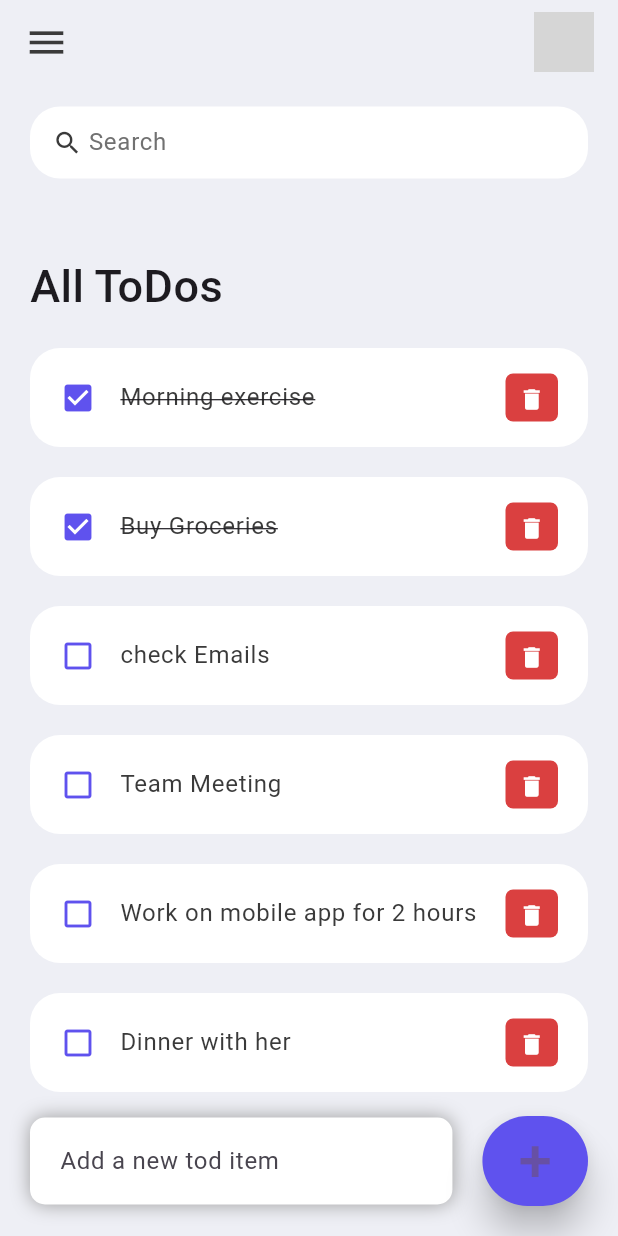
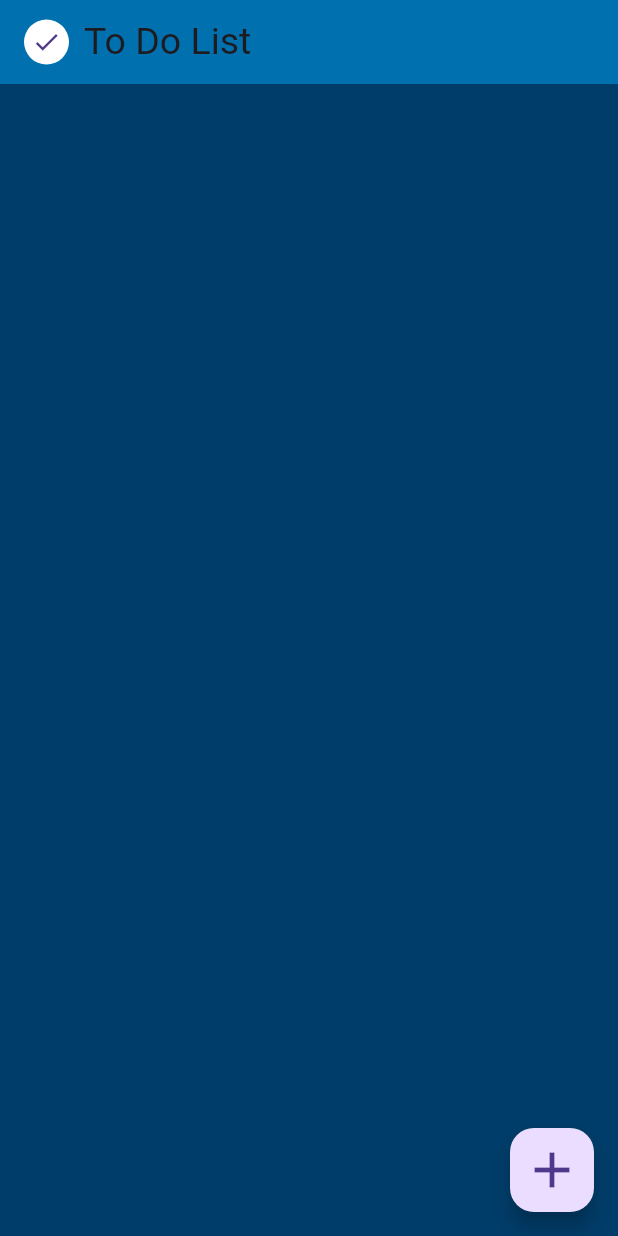
Before and after one commit to bEinG-RudY/todo, a Flutter app: the screen it shows after launch, on a phone screen of 412 x 824 dp. Run offline on Flutter 3.47's test engine with Material 3 defaults, Android fonts, the phone set to English and light mode, and no system bars; grey boxes are pictures that could not be loaded.

Commit message:
New Style

```diff
--- a/lib/constants/colors.dart
+++ b/lib/constants/colors.dart
@@ -1,9 +1,5 @@
 import 'package:flutter/material.dart';
 
-const Color tdRed = Color(0xFFDA4040);
-const Color tdBlue = Color(0xFF5F52EE);
-
-const Color tdBlack = Color(0xFF3A3A3A);
-const Color tdGrey = Color(0xFF717171);
-
-const Color tdBGColor = Color(0xFFEEEFF5);
+const primary = Color(0xFF0070AF);
+const secondary = Color(0xFF013D6A);
+const textBlue = Color(0xFF88CCF8);
--- a/lib/main.dart
+++ b/lib/main.dart
@@ -1,22 +1,21 @@
 import 'package:flutter/material.dart';
-import 'package:flutter/services.dart';
-
-import 'screens/home.dart';
+import 'package:provider/provider.dart';
+import 'package:todo/Screen/Task_Screen.dart';
+import 'package:todo/viewmodel/task_viewmodel.dart';
 
 void main() {
-  runApp(const MyApp());
+  runApp(MyApp());
 }
 
 class MyApp extends StatelessWidget {
   const MyApp({super.key});
+
   @override
   Widget build(BuildContext context) {
-    SystemChrome.setSystemUIOverlayStyle(
-        SystemUiOverlayStyle(statusBarColor: Colors.transparent));
-    return MaterialApp(
-      debugShowCheckedModeBanner: false,
-      title: 'ToDo',
-      home: Home(),
+    return ChangeNotifierProvider(
+      create: (context) => TaskViewmodel(),
+      child: const MaterialApp(
+          debugShowCheckedModeBanner: false, home: TaskScreen()),
     );
   }
 }
--- /dev/null
+++ b/lib/model/task_model.dart
@@ -0,0 +1,7 @@
+class Task {
+  String taskName;
+  String date;
+  String time;
+
+  Task({required this.taskName, required this.date, required this.time});
+}
--- a/lib/model/todo_model.dart
+++ /dev/null
@@ -1,22 +0,0 @@
-class ToDo {
-  String? id;
-  String? todoText;
-  bool? isDone;
-
-  ToDo({
-    required this.id,
-    required this.todoText,
-    this.isDone = false,
-  });
-
-  static List<ToDo> todoList() {
-    return [
-      ToDo(id: '01', todoText: 'Morning exercise', isDone: true),
-      ToDo(id: '02', todoText: 'Buy Groceries', isDone: true),
-      ToDo(id: '03', todoText: 'check Emails'),
-      ToDo(id: '04', todoText: 'Team Meeting'),
-      ToDo(id: '05', todoText: 'Work on mobile app for 2 hours'),
-      ToDo(id: '06', todoText: 'Dinner with her'),
-    ];
-  }
-}
--- a/lib/screens/home.dart
+++ /dev/null
@@ -1,156 +0,0 @@
-import 'package:flutter/material.dart';
-import 'package:todo/constants/colors.dart';
-import 'package:todo/model/todo_model.dart';
-import 'package:todo/widgets/todo_item.dart';
-
-class Home extends StatelessWidget {
-  Home({super.key});
-
-  List get todoList => ToDo.todoList();
-
-  @override
-  Widget build(BuildContext context) {
-    return Scaffold(
-      backgroundColor: tdBGColor,
-      appBar: _buildAppBar(),
-      body: Stack(
-        children: [
-          Container(
-            padding: EdgeInsets.symmetric(horizontal: 20, vertical: 15),
-            child: Column(
-              children: [
-                searchBox(),
-                Expanded(
-                  child: ListView(
-                    children: [
-                      Container(
-                        margin: EdgeInsets.only(
-                          top: 50,
-                          bottom: 20,
-                        ),
-                        child: Text(
-                          'All ToDos',
-                          style: TextStyle(
-                            fontSize: 30,
-                            fontWeight: FontWeight.w500,
-                          ),
-                        ),
-                      ),
-                      for (ToDo todo in todoList) ToDoItem(todo: todo),
-                    ],
-                  ),
-                )
-              ],
-            ),
-          ),
-          Align(
-            alignment: Alignment.bottomCenter,
-            child: Row(
-              children: [
-                Expanded(
-                  child: Container(
-                    margin: EdgeInsets.only(bottom: 20, right: 20, left: 20),
-                    padding: EdgeInsets.symmetric(horizontal: 20, vertical: 5),
-                    decoration: BoxDecoration(
-                      color: Colors.white,
-                      boxShadow: [
-                        BoxShadow(
-                            color: Colors.grey,
-                            offset: Offset(0.0, 0.0),
-                            blurRadius: 10,
-                            spreadRadius: 0.0)
-                      ],
-                      borderRadius: BorderRadius.circular(10.0),
-                    ),
-                    child: TextField(
-                      decoration: InputDecoration(
-                          hintText: 'Add a new tod item',
-                          border: InputBorder.none),
-                    ),
-                  ),
-                ),
-                Container(
-                  margin: EdgeInsets.only(bottom: 20, right: 20),
-                  child: ElevatedButton(
-                    child: Text('+', style: TextStyle(fontSize: 40)),
-                    onPressed: () {},
-                    style: ElevatedButton.styleFrom(
-                      primary: tdBlue,
-                      minimumSize: Size(60, 60),
-                      elevation: 10,
-                    ),
-                  ),
-                )
-              ],
-            ),
-          )
-        ],
-      ),
-    );
-  }
-
-  Container searchBox() {
-    return Container(
-      padding: EdgeInsets.symmetric(horizontal: 15),
-      decoration: BoxDecoration(
-        color: Colors.white,
-        borderRadius: BorderRadius.circular(20),
-      ),
-      child: const TextField(
-        decoration: InputDecoration(
-            contentPadding: EdgeInsets.all(0),
-            prefixIcon: Icon(
-              Icons.search,
-              color: tdBlack,
-              size: 20,
-            ),
-            prefixIconConstraints: BoxConstraints(
-              maxHeight: 20,
-              maxWidth: 25,
-            ),
-            border: InputBorder.none,
-            hintText: 'Search',
-            hintStyle: TextStyle(color: tdGrey)),
-      ),
-    );
-  }
-
-  AppBar _buildAppBar() {
-    return AppBar(
-      backgroundColor: tdBGColor,
-      title: Row(
-        mainAxisAlignment: MainAxisAlignment.spaceBetween,
-        children: [
-          Icon(
-            Icons.menu,
-            color: tdBlack,
-            size: 30,
-          ),
-          _circularAvatar()
-        ],
-      ),
-    );
-  }
-
-  SizedBox _circularAvatar() {
-    return SizedBox(
-        height: 40,
-        width: 40,
-        child: ClipRRect(
-            borderRadius: BorderRadius.circular(20),
-            child: Image.asset(
-              'assets/images/dragon1.jpg',
-              fit: BoxFit.cover,
-            ))
-        // ClipOval(
-        //   child: AspectRatio(
-        //     aspectRatio: 1,
-        //     child: Image.asset(
-        //       'assets/images/dragon1.jpg',
-        //       fit: BoxFit.cover,
-        //     ),
-        //   ),
-        // ),
-        );
-  }
-}
--- a/lib/widgets/todo_item.dart
+++ /dev/null
@@ -1,84 +0,0 @@
-import 'package:flutter/material.dart';
-import 'package:todo/constants/colors.dart';
-import 'package:todo/model/todo_model.dart';
-
-class ToDoItem extends StatelessWidget {
-  final ToDo todo;
-  const ToDoItem({super.key, required this.todo});
-
-  @override
-  Widget build(BuildContext context) {
-    return Container(
-      margin: EdgeInsets.only(bottom: 20),
-      child: ListTile(
-        onTap: () {},
-        shape: RoundedRectangleBorder(
-          borderRadius: BorderRadius.circular(20),
-        ),
-        contentPadding: EdgeInsets.symmetric(
-          horizontal: 20,
-          vertical: 5,
-        ),
-        tileColor: Colors.white,
-        leading: Icon(
-          todo.isDone! ? Icons.check_box : Icons.check_box_outline_blank,
-          color: tdBlue,
-        ),
-        title: Text(
-          todo.todoText!,
-          style: TextStyle(
-              fontSize: 16,
-              color: tdBlack,
-              decoration: todo.isDone! ? TextDecoration.lineThrough : null),
-        ),
-        trailing: deleteToDo(),
-      ),
-    );
-  }
-
-  ListTile _todoItemTile() {
-    return ListTile(
-      onTap: () {},
-      shape: RoundedRectangleBorder(
-        borderRadius: BorderRadius.circular(20),
-      ),
-      contentPadding: EdgeInsets.symmetric(
-        horizontal: 20,
-        vertical: 5,
-      ),
-      tileColor: Colors.white,
-      leading: Icon(
-        todo.isDone! ? Icons.check_box : Icons.check_box_outline_blank,
-        color: tdBlue,
-      ),
-      title: Text(
-        todo.todoText!,
-        style: TextStyle(
-          fontSize: 16,
-          color: tdBlack,
-          decoration: todo.isDone! ? TextDecoration.lineThrough : null,
-        ),
-      ),
-      trailing: deleteToDo(),
-    );
-  }
-
-  Container deleteToDo() {
-    return Container(
-      padding: EdgeInsets.all(0),
-      margin: EdgeInsets.symmetric(vertical: 12),
-      height: 35,
-      width: 35,
-      decoration: BoxDecoration(
-        color: tdRed,
-        borderRadius: BorderRadius.circular(5),
-      ),
-      child: IconButton(
-        color: Colors.white,
-        onPressed: () {},
-        iconSize: 18,
-        icon: Icon(Icons.delete),
-      ),
-    );
-  }
-}
--- a/pubspec.yaml
+++ b/pubspec.yaml
@@ -35,6 +35,7 @@ dependencies:
   # The following adds the Cupertino Icons font to your application.
   # Use with the CupertinoIcons class for iOS style icons.
   cupertino_icons: ^1.0.2
+  provider: ^6.1.1
 
 dev_dependencies:
   flutter_test:
@@ -59,8 +60,8 @@ flutter:
   uses-material-design: true
 
   # To add assets to your application, add an assets section, like this:
-  assets:
-    - assets/images/
+  # assets:
+  #   - assets/images/
 
   # An image asset can refer to one or more resolution-specific "variants", see
   # https://flutter.dev/assets-and-images/#resolution-aware
```
Also changed, not shown: lib/Screen/Task_Screen.dart (added, +258 -0 lines), lib/viewmodel/task_viewmodel.dart (added, +70 -0 lines), pubspec.lock, 1 other file.
